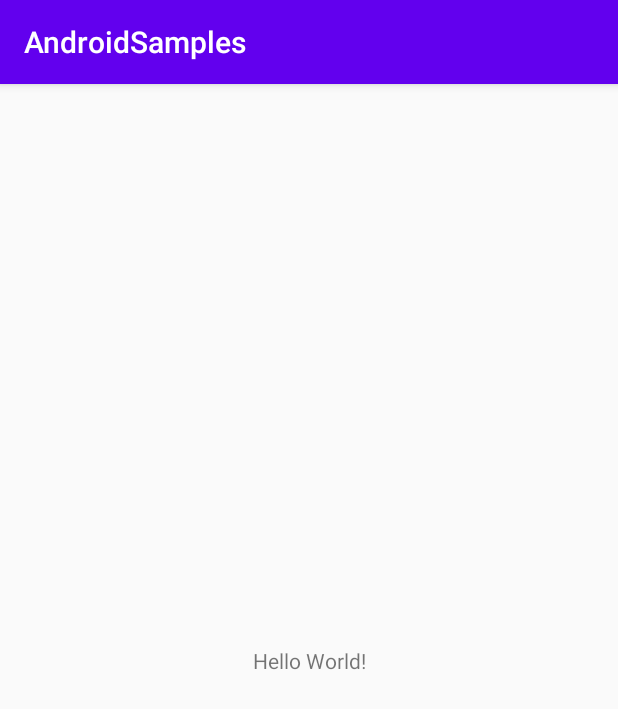
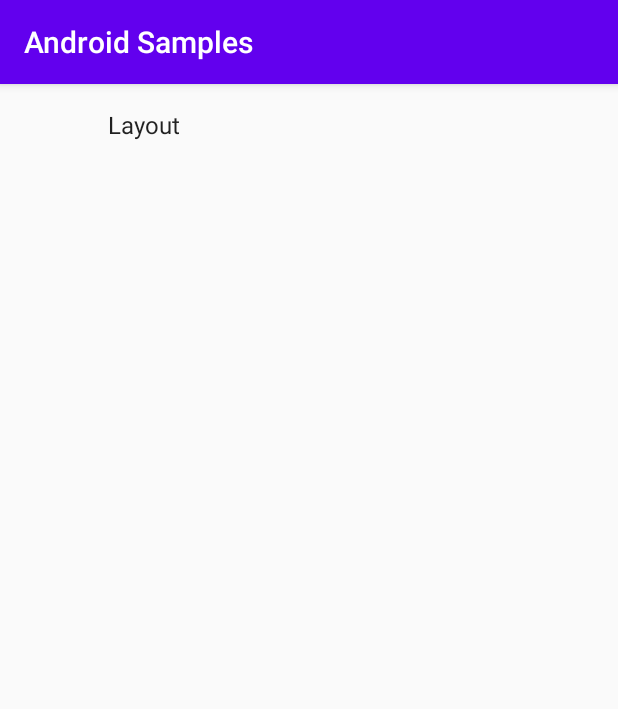
Before and after one commit to yuyahnd/zillion-repository, an Android app: the screen it shows after launch (MainActivity), on a phone screen of 412 x 824 dp. Shown: the top 709 px of the screen. Run offline under Robolectric (Android 15) with nearby library versions, the light colour scheme and no system bars; our stand-ins replace androidx.preference.

Commit message:
Add MainFragment

```diff
--- a/app/src/main/java/com/asterlist/androidsamples/MainActivity.kt
+++ b/app/src/main/java/com/asterlist/androidsamples/MainActivity.kt
@@ -7,5 +7,9 @@
     override fun onCreate(savedInstanceState: Bundle?) {
         super.onCreate(savedInstanceState)
         setContentView(R.layout.activity_main)
+
+        var transaction = supportFragmentManager.beginTransaction()
+        transaction.add(R.id.container, MainFragment())
+        transaction.commit()
     }
 }
--- /dev/null
+++ b/app/src/main/java/com/asterlist/androidsamples/MainFragment.kt
@@ -0,0 +1,10 @@
+package com.asterlist.androidsamples
+
+import android.os.Bundle
+import androidx.preference.PreferenceFragmentCompat
+
+class MainFragment : PreferenceFragmentCompat() {
+    override fun onCreatePreferences(savedInstanceState: Bundle?, rootKey: String?) {
+        setPreferencesFromResource(R.xml.main, rootKey)
+    }
+}
--- a/app/src/main/res/layout/activity_main.xml
+++ b/app/src/main/res/layout/activity_main.xml
@@ -6,13 +6,11 @@
     android:layout_height="match_parent"
     tools:context=".MainActivity">
 
-    <TextView
-        android:layout_width="wrap_content"
-        android:layout_height="wrap_content"
-        android:text="Hello World!"
-        app:layout_constraintBottom_toBottomOf="parent"
-        app:layout_constraintLeft_toLeftOf="parent"
-        app:layout_constraintRight_toRightOf="parent"
-        app:layout_constraintTop_toTopOf="parent" />
+    <LinearLayout
+        android:id="@+id/container"
+        android:layout_width="match_parent"
+        android:layout_height="match_parent"
+        android:orientation="vertical">
+    </LinearLayout>
 
 </androidx.constraintlayout.widget.ConstraintLayout>
--- a/app/src/main/res/values/strings.xml
+++ b/app/src/main/res/values/strings.xml
@@ -1,3 +1,5 @@
 <resources>
-    <string name="app_name">AndroidSamples</string>
+    <string name="app_name">Android Samples</string>
+
+    <string name="layout">Layout</string>
 </resources>
--- /dev/null
+++ b/app/src/main/res/xml/main.xml
@@ -0,0 +1,8 @@
+<?xml version="1.0" encoding="utf-8"?>
+<PreferenceScreen xmlns:android="http://schemas.android.com/apk/res/android">
+
+    <Preference
+        android:key="layout"
+        android:title="@string/layout" />
+
+</PreferenceScreen>
```
Also changed, not shown: 1 other file.
